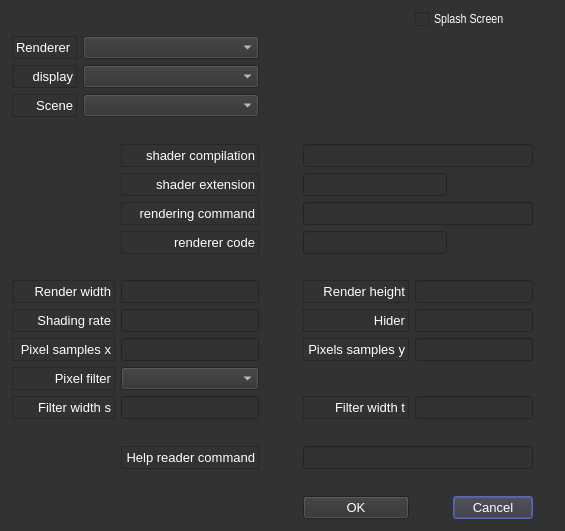
Old version of the form src/application-qt4/options.ui in the repository luisbarrancos/shrimp.
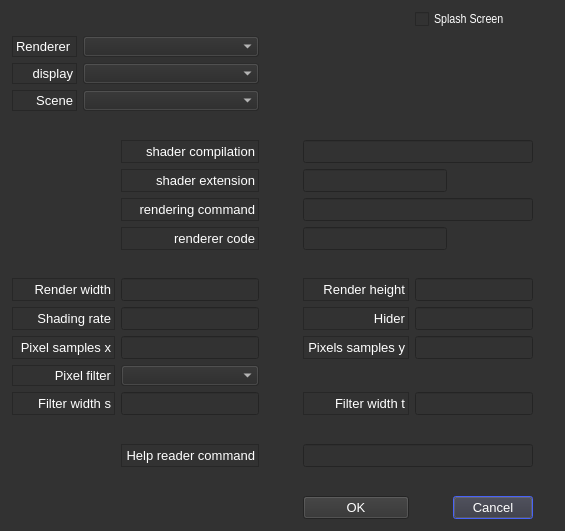
New version of the form.

Commit message: Update options menu

```diff
--- a/src/application-qt4/options.ui
+++ b/src/application-qt4/options.ui
@@ -329,7 +329,12 @@
       </font>
      </property>
      <property name="styleSheet">
-      <string notr="true"/>
+      <string notr="true">QComboBox
+{
+    color:white;
+    background-color: rgba(40,40,40,100);
+    padding: 1px 0px 1px 3px; /*This makes text colour work*/
+}</string>
      </property>
     </widget>
    </item>
@@ -501,7 +506,12 @@
       </font>
      </property>
      <property name="styleSheet">
-      <string notr="true"/>
+      <string notr="true">QComboBox
+{
+    color:white;
+    background-color: rgba(40,40,40,100);
+    padding: 1px 0px 1px 3px; /*This makes text colour work*/
+}</string>
      </property>
     </widget>
    </item>
@@ -927,7 +937,12 @@
       <bool>false</bool>
      </property>
      <property name="styleSheet">
-      <string notr="true"/>
+      <string notr="true">QComboBox
+{
+    color:white;
+    background-color: rgba(40,40,40,100);
+    padding: 1px 0px 1px 3px; /*This makes text colour work*/
+}</string>
      </property>
     </widget>
    </item>
@@ -975,7 +990,12 @@
       </font>
      </property>
      <property name="styleSheet">
-      <string notr="true"/>
+      <string notr="true">QComboBox
+{
+    color:white;
+    background-color: rgba(40,40,40,100);
+    padding: 1px 0px 1px 3px; /*This makes text colour work*/
+}</string>
      </property>
     </widget>
    </item>
```
